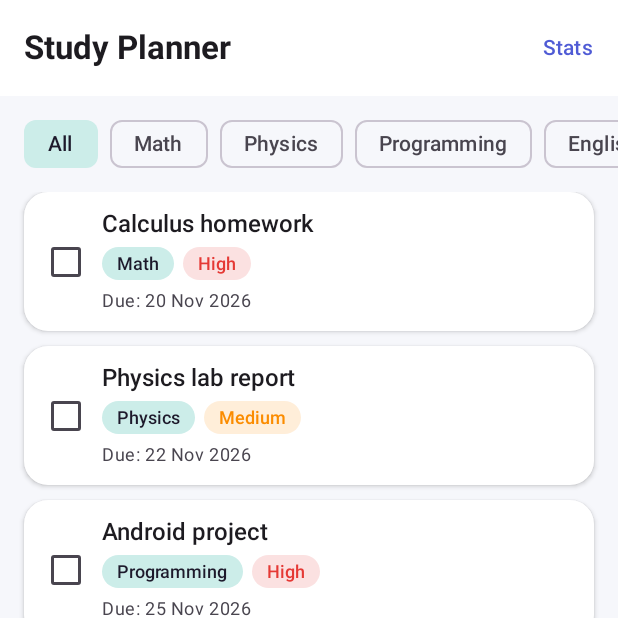
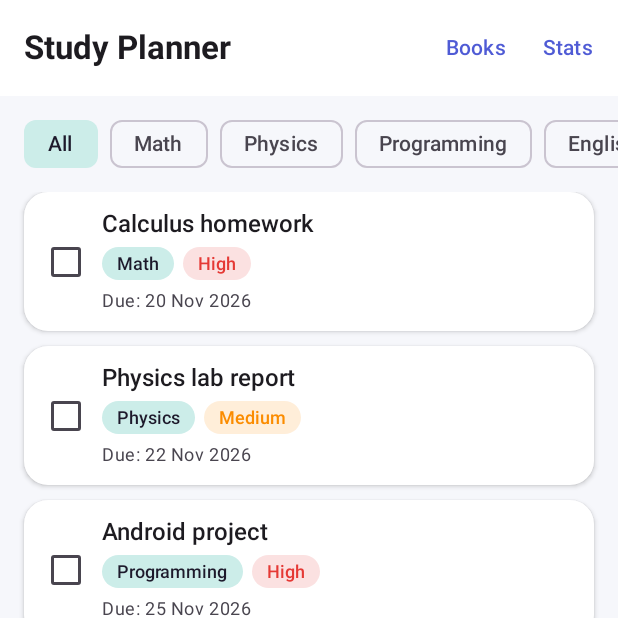
Before and after one commit to amurbuy/study-planner, an Android app built with Jetpack Compose: the screen it shows after launch (MainActivity), on a phone screen of 412 x 824 dp, the top half of it. Run offline under Robolectric (Android 15) with nearby library versions, the phone set to English and light mode, and no system bars.

Commit message:
Add books route and Books button on task list

```diff
--- a/app/src/main/java/com/example/studyplanner/navigation/AppNavHost.kt
+++ b/app/src/main/java/com/example/studyplanner/navigation/AppNavHost.kt
@@ -7,7 +7,9 @@ import androidx.navigation.compose.NavHost
 import androidx.navigation.compose.composable
 import androidx.navigation.compose.rememberNavController
 import androidx.navigation.navArgument
+import com.example.studyplanner.model.Subject
 import com.example.studyplanner.screens.AddEditTaskScreen
+import com.example.studyplanner.screens.BooksScreen
 import com.example.studyplanner.screens.StatsScreen
 import com.example.studyplanner.screens.TaskDetailScreen
 import com.example.studyplanner.screens.TaskListScreen
@@ -22,7 +24,8 @@ fun AppNavHost(
             TaskListScreen(
                 onTaskClick = { taskId -> navController.navigate("task_detail/$taskId") },
                 onAddClick = { navController.navigate("add_task") },
-                onStatsClick = { navController.navigate("stats") }
+                onStatsClick = { navController.navigate("stats") },
+                onBooksClick = { navController.navigate("books") }
             )
         }
 
@@ -59,5 +62,12 @@ fun AppNavHost(
         composable("stats") {
             StatsScreen(onBack = { navController.navigateUp() })
         }
+
+        composable("books") {
+            BooksScreen(
+                initialSubject = Subject.MATH,
+                onBack = { navController.navigateUp() }
+            )
+        }
     }
 }
--- a/app/src/main/java/com/example/studyplanner/screens/TaskListScreen.kt
+++ b/app/src/main/java/com/example/studyplanner/screens/TaskListScreen.kt
@@ -13,24 +13,25 @@ import androidx.compose.material3.FloatingActionButton
 import androidx.compose.material3.Icon
 import androidx.compose.material3.Scaffold
 import androidx.compose.material3.Text
+import androidx.compose.material3.TextButton
 import androidx.compose.runtime.Composable
 import androidx.compose.runtime.collectAsState
 import androidx.compose.runtime.getValue
 import androidx.compose.ui.Modifier
 import androidx.compose.ui.unit.dp
 import androidx.lifecycle.viewmodel.compose.viewModel
+import com.example.studyplanner.components.AppTopBar
 import com.example.studyplanner.components.EmptyState
 import com.example.studyplanner.components.SubjectFilterRow
 import com.example.studyplanner.components.TaskCard
 import com.example.studyplanner.viewmodel.TaskListViewModel
-import androidx.compose.material3.TextButton
-import com.example.studyplanner.components.AppTopBar
 
 @Composable
 fun TaskListScreen(
     onTaskClick: (Int) -> Unit,
     onAddClick: () -> Unit,
     onStatsClick: () -> Unit,
+    onBooksClick: () -> Unit,
     viewModel: TaskListViewModel = viewModel()
 ) {
     val uiState by viewModel.uiState.collectAsState()
@@ -40,6 +41,7 @@ fun TaskListScreen(
             AppTopBar(
                 title = "Study Planner",
                 actions = {
+                    TextButton(onClick = onBooksClick) { Text("Books") }
                     TextButton(onClick = onStatsClick) { Text("Stats") }
                 }
             )
```
